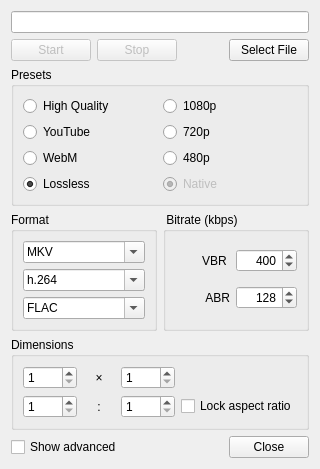
Above: Libretro/mgba/src/platform/qt/VideoView.ui from kiddreads/Avalon-copy2 before the change. Below: the same form after it.
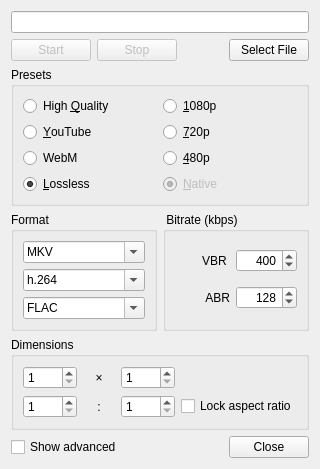
That is the form after the change.

Commit message: Qt: Upgrade WebM codecs

The edit to the form file:
```diff
--- a/Libretro/mgba/src/platform/qt/VideoView.ui
+++ b/Libretro/mgba/src/platform/qt/VideoView.ui
@@ -106,7 +106,7 @@
         <item>
          <widget class="QRadioButton" name="presetHQ">
           <property name="text">
-           <string>High Quality</string>
+           <string>High &amp;Quality</string>
           </property>
           <attribute name="buttonGroup">
            <string notr="true">presets</string>
@@ -116,7 +116,7 @@
         <item>
          <widget class="QRadioButton" name="presetYoutube">
           <property name="text">
-           <string>YouTube</string>
+           <string>&amp;YouTube</string>
           </property>
           <attribute name="buttonGroup">
            <string notr="true">presets</string>
@@ -136,7 +136,7 @@
         <item>
          <widget class="QRadioButton" name="presetLossless">
           <property name="text">
-           <string>Lossless</string>
+           <string>&amp;Lossless</string>
           </property>
           <property name="checked">
            <bool>true</bool>
@@ -153,7 +153,7 @@
         <item>
          <widget class="QRadioButton" name="preset1080">
           <property name="text">
-           <string>1080p</string>
+           <string>&amp;1080p</string>
           </property>
           <attribute name="buttonGroup">
            <string notr="true">resolutions</string>
@@ -163,7 +163,7 @@
         <item>
          <widget class="QRadioButton" name="preset720">
           <property name="text">
-           <string>720p</string>
+           <string>&amp;720p</string>
           </property>
           <attribute name="buttonGroup">
            <string notr="true">resolutions</string>
@@ -173,7 +173,7 @@
         <item>
          <widget class="QRadioButton" name="preset480">
           <property name="text">
-           <string>480p</string>
+           <string>&amp;480p</string>
           </property>
           <attribute name="buttonGroup">
            <string notr="true">resolutions</string>
@@ -186,7 +186,7 @@
            <bool>false</bool>
           </property>
           <property name="text">
-           <string>Native</string>
+           <string>&amp;Native</string>
           </property>
           <property name="checked">
            <bool>true</bool>
```
Left out of the diff: 5 changed lines with no effect on the pictures. The commit also changes 1 other file.
